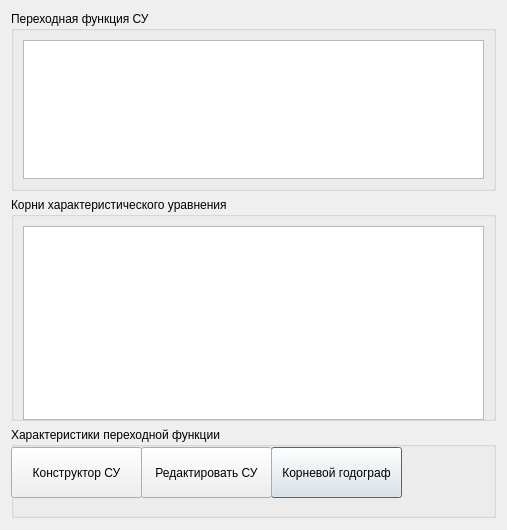
First picture: the form in outputdialog.ui, repository MafuraG/CalcTF, before the edit.
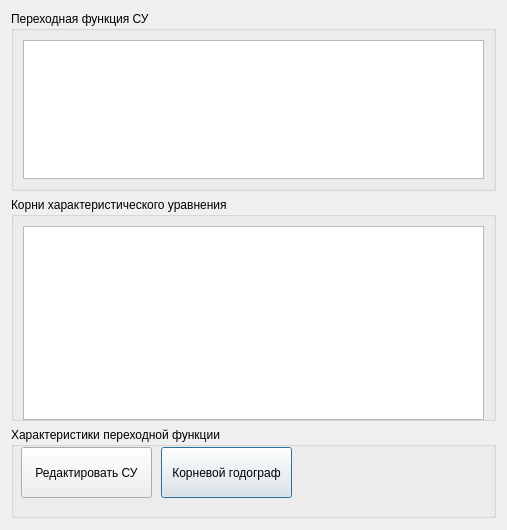
Second picture: the form after the edit.

Diff of the .ui file:
```diff
--- a/outputdialog.ui
+++ b/outputdialog.ui
@@ -122,7 +122,7 @@
      <widget class="QPushButton" name="pushButton_rootlocus">
       <property name="geometry">
        <rect>
-        <x>260</x>
+        <x>150</x>
         <y>20</y>
         <width>131</width>
         <height>51</height>
@@ -132,23 +132,10 @@
        <string>Корневой годограф</string>
       </property>
      </widget>
-     <widget class="QPushButton" name="pushButton_constructTF">
-      <property name="geometry">
-       <rect>
-        <x>0</x>
-        <y>20</y>
-        <width>131</width>
-        <height>51</height>
-       </rect>
-      </property>
-      <property name="text">
-       <string>Конструктор СУ</string>
-      </property>
-     </widget>
      <widget class="QPushButton" name="pushButton_EditTF">
       <property name="geometry">
        <rect>
-        <x>130</x>
+        <x>10</x>
         <y>20</y>
         <width>131</width>
         <height>51</height>
```
